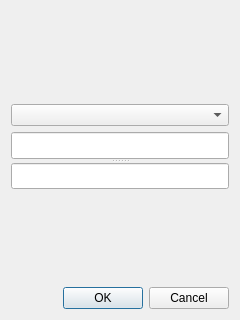
Qt form WDS/QtWDS/WDSApp/port.ui (MacAndKaj/MyProjects) before a commit.
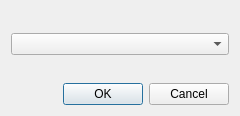
The same form after that commit.

What changed in the file:
```diff
--- a/WDS/QtWDS/WDSApp/port.ui
+++ b/WDS/QtWDS/WDSApp/port.ui
@@ -7,7 +7,7 @@
     <x>0</x>
     <y>0</y>
     <width>240</width>
-    <height>320</height>
+    <height>116</height>
    </rect>
   </property>
   <property name="windowTitle">
@@ -30,35 +30,6 @@
    <item>
     <widget class="QComboBox" name="comboBox"/>
    </item>
-   <item>
-    <widget class="QSplitter" name="splitter">
-     <property name="orientation">
-      <enum>Qt::Vertical</enum>
-     </property>
-     <widget class="QLineEdit" name="input_ip">
-      <property name="maximumSize">
-       <size>
-        <width>16777215</width>
-        <height>30</height>
-       </size>
-      </property>
-     </widget>
-     <widget class="QLineEdit" name="input_port">
-      <property name="sizePolicy">
-       <sizepolicy hsizetype="Preferred" vsizetype="Preferred">
-        <horstretch>0</horstretch>
-        <verstretch>0</verstretch>
-       </sizepolicy>
-      </property>
-      <property name="maximumSize">
-       <size>
-        <width>16777215</width>
-        <height>30</height>
-       </size>
-      </property>
-     </widget>
-    </widget>
-   </item>
    <item>
     <spacer name="verticalSpacer">
      <property name="orientation">
```
